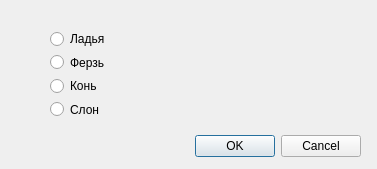
Old version of the form Skripal_Boris/source/chanchepawn.ui in the repository h31/ProgrammingCourseBackup.
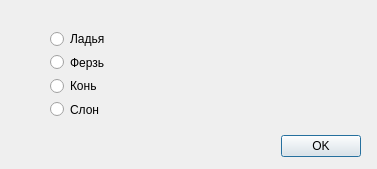
New version of the form.

Diff of the .ui file:
```diff
--- a/Skripal_Boris/source/chanchepawn.ui
+++ b/Skripal_Boris/source/chanchepawn.ui
@@ -26,10 +26,10 @@
     <enum>Qt::Horizontal</enum>
    </property>
    <property name="standardButtons">
-    <set>QDialogButtonBox::Cancel|QDialogButtonBox::Ok</set>
+    <set>QDialogButtonBox::Ok</set>
    </property>
   </widget>
-  <widget class="QWidget" name="">
+  <widget class="QWidget" name="layoutWidget">
    <property name="geometry">
     <rect>
      <x>50</x>
```
